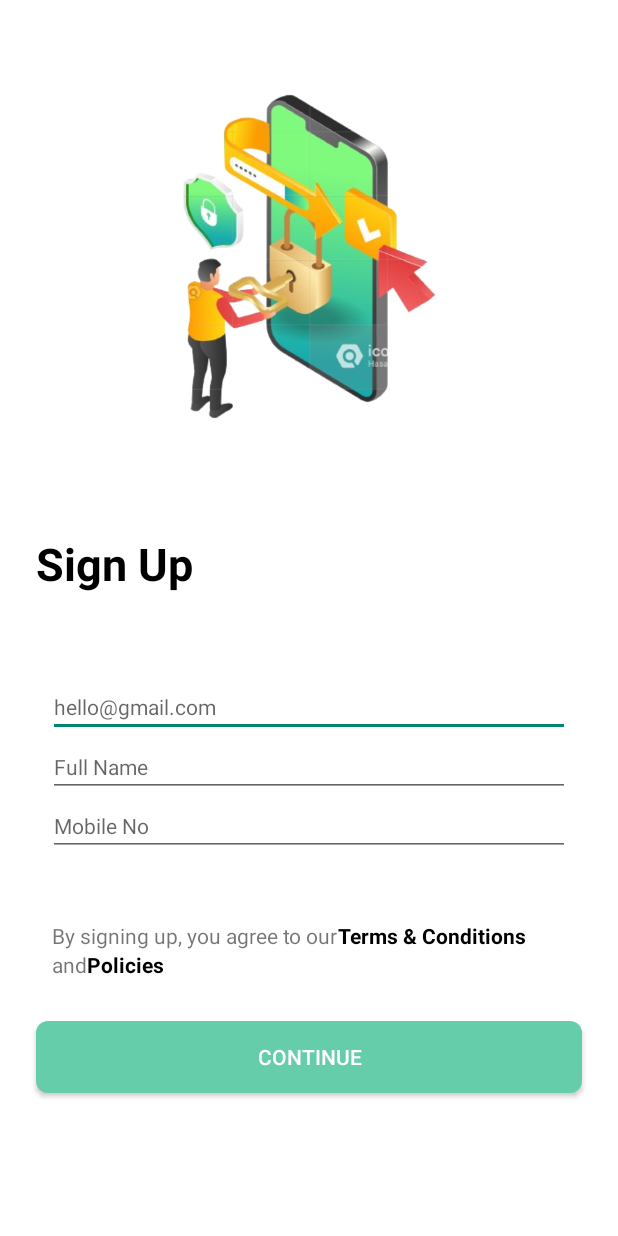
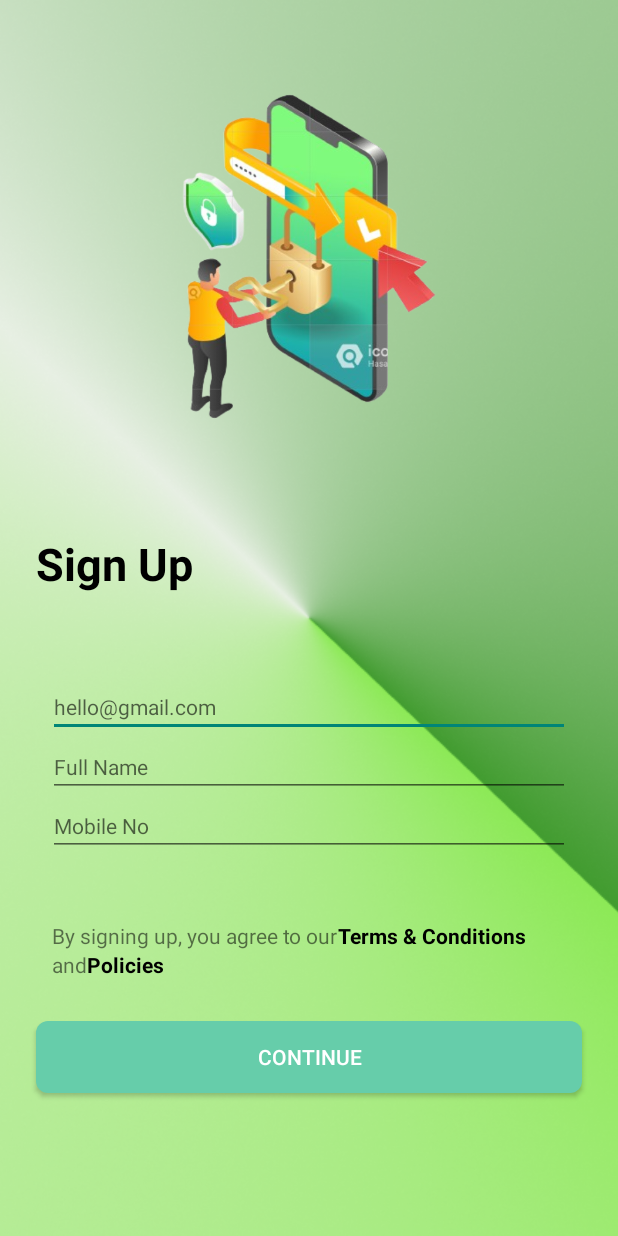
Before and after one commit to fairnoah/Medicals, an Android app: the SignUpScreen screen opened directly, with no data from a screen before it, on a phone screen of 412 x 824 dp. Run offline under Robolectric (Android 15) with nearby library versions, the phone set to English and light mode, and no system bars.

Commit message:
new bacground added

```diff
--- a/app/src/main/res/layout/activity_sign_up_screen.xml
+++ b/app/src/main/res/layout/activity_sign_up_screen.xml
@@ -6,6 +6,17 @@
     android:layout_width="match_parent"
     android:layout_height="match_parent"
     tools:context=".SignUpScreen">
+
+    <ImageView
+        android:id="@+id/imageView4"
+        android:layout_width="0dp"
+        android:layout_height="0dp"
+        android:scaleType="center"
+        app:layout_constraintBottom_toBottomOf="parent"
+        app:layout_constraintEnd_toEndOf="parent"
+        app:layout_constraintStart_toStartOf="parent"
+        app:layout_constraintTop_toTopOf="parent"
+        app:srcCompat="@drawable/bg_screens" />
 
     <ImageView
         android:id="@+id/imageView3"
```
Also changed, not shown: app/src/main/res/layout/activity_login_screen.xml (+11 -0 lines), app/src/main/res/layout/activity_main.xml (+15 -1 lines), app/src/main/res/drawable/bg_screens.png (added), 1 other file.
